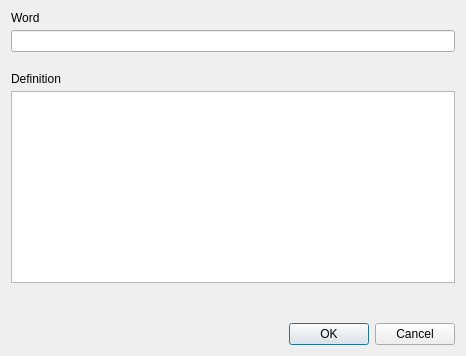
First picture: the form in dialogaddnewword.ui, repository sangpham2710/CS163-Project, before the edit.
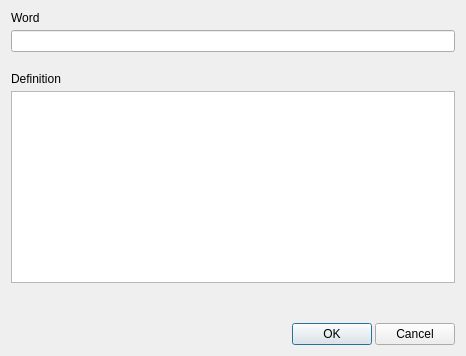
Second picture: the form after the edit.

Commit message: edit the confirm in edit and add word

```diff
--- a/dialogaddnewword.ui
+++ b/dialogaddnewword.ui
@@ -13,9 +13,9 @@
   <property name="windowTitle">
    <string>Dialog</string>
   </property>
-  <layout class="QHBoxLayout" name="horizontalLayout">
+  <layout class="QHBoxLayout" name="horizontalLayout_2">
    <item>
-    <layout class="QVBoxLayout" name="verticalLayout_4">
+    <layout class="QVBoxLayout" name="verticalLayout_2">
      <property name="spacing">
       <number>40</number>
      </property>
@@ -61,14 +61,38 @@
       </layout>
      </item>
      <item>
-      <widget class="QDialogButtonBox" name="buttonBoxConfirm">
-       <property name="orientation">
-        <enum>Qt::Horizontal</enum>
+      <layout class="QHBoxLayout" name="horizontalLayout">
+       <property name="spacing">
+        <number>3</number>
        </property>
-       <property name="standardButtons">
-        <set>QDialogButtonBox::Cancel|QDialogButtonBox::Ok</set>
-       </property>
-      </widget>
+       <item>
+        <spacer name="horizontalSpacer">
+         <property name="orientation">
+          <enum>Qt::Horizontal</enum>
+         </property>
+         <property name="sizeHint" stdset="0">
+          <size>
+           <width>40</width>
+           <height>20</height>
+          </size>
+         </property>
+        </spacer>
+       </item>
+       <item>
+        <widget class="QPushButton" name="pushButtonAccept">
+         <property name="text">
+          <string>OK</string>
+         </property>
+        </widget>
+       </item>
+       <item>
+        <widget class="QPushButton" name="pushButtonReject">
+         <property name="text">
+          <string>Cancel</string>
+         </property>
+        </widget>
+       </item>
+      </layout>
      </item>
     </layout>
    </item>
```
Left out of the diff: 37 changed lines with no effect on the pictures. The commit also changes 7 other files.
